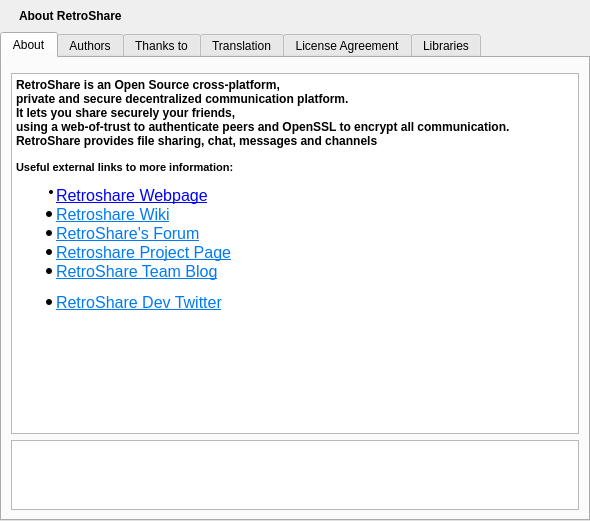
Qt form retroshare-gui/src/gui/HelpDialog.ui (RetroShare/RetroShare) before a commit.
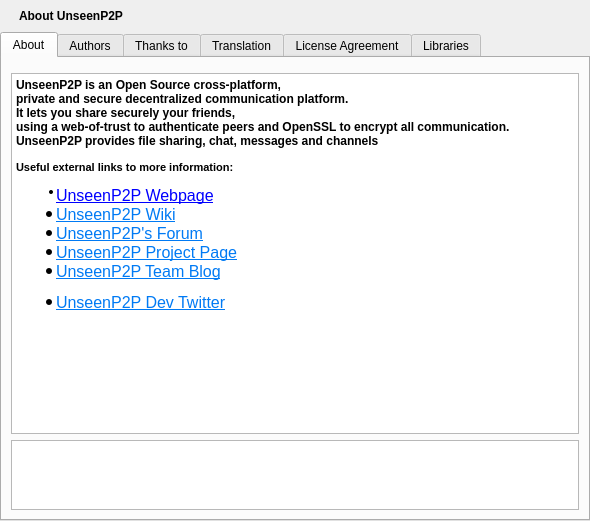
The same form after that commit. The open tabs and pages were chosen to show the change. Icons and pictures are not drawn.

Diff of the .ui file:
```diff
--- a/retroshare-gui/src/gui/HelpDialog.ui
+++ b/retroshare-gui/src/gui/HelpDialog.ui
@@ -78,20 +78,20 @@
           <string>&lt;!DOCTYPE HTML PUBLIC &quot;-//W3C//DTD HTML 4.0//EN&quot; &quot;http://www.w3.org/TR/REC-html40/strict.dtd&quot;&gt;
 &lt;html&gt;&lt;head&gt;&lt;meta name=&quot;qrichtext&quot; content=&quot;1&quot; /&gt;&lt;style type=&quot;text/css&quot;&gt;
 p, li { white-space: pre-wrap; }
-&lt;/style&gt;&lt;/head&gt;&lt;body style=&quot; font-family:'Ubuntu'; font-size:9pt; font-weight:400; font-style:normal;&quot;&gt;
-&lt;p align=&quot;justify&quot; style=&quot; margin-top:0px; margin-bottom:0px; margin-left:0px; margin-right:0px; -qt-block-indent:0; text-indent:0px;&quot;&gt;&lt;span style=&quot; font-family:'MS Shell Dlg 2'; font-weight:600;&quot;&gt;RetroShare is an Open Source cross-platform, &lt;/span&gt;&lt;/p&gt;
-&lt;p align=&quot;justify&quot; style=&quot; margin-top:0px; margin-bottom:0px; margin-left:0px; margin-right:0px; -qt-block-indent:0; text-indent:0px;&quot;&gt;&lt;span style=&quot; font-family:'MS Shell Dlg 2'; font-weight:600;&quot;&gt;private and secure decentralized communication platform.	&lt;/span&gt;&lt;/p&gt;
-&lt;p align=&quot;justify&quot; style=&quot; margin-top:0px; margin-bottom:0px; margin-left:0px; margin-right:0px; -qt-block-indent:0; text-indent:0px;&quot;&gt;&lt;span style=&quot; font-family:'MS Shell Dlg 2'; font-weight:600;&quot;&gt;It lets you share securely your friends, &lt;/span&gt;&lt;/p&gt;
-&lt;p align=&quot;justify&quot; style=&quot; margin-top:0px; margin-bottom:0px; margin-left:0px; margin-right:0px; -qt-block-indent:0; text-indent:0px;&quot;&gt;&lt;span style=&quot; font-family:'MS Shell Dlg 2'; font-weight:600;&quot;&gt;using a web-of-trust to authenticate peers and OpenSSL to encrypt all communication. &lt;/span&gt;&lt;/p&gt;
-&lt;p align=&quot;justify&quot; style=&quot; margin-top:0px; margin-bottom:0px; margin-left:0px; margin-right:0px; -qt-block-indent:0; text-indent:0px;&quot;&gt;&lt;span style=&quot; font-family:'MS Shell Dlg 2'; font-weight:600;&quot;&gt;RetroShare provides file sharing, chat, messages and channels&lt;/span&gt;&lt;/p&gt;
-&lt;p align=&quot;center&quot; style=&quot;-qt-paragraph-type:empty; margin-top:0px; margin-bottom:0px; margin-left:0px; margin-right:0px; -qt-block-indent:0; text-indent:0px; font-family:'MS Shell Dlg 2'; font-size:8pt;&quot;&gt;&lt;br /&gt;&lt;/p&gt;
-&lt;p style=&quot; margin-top:0px; margin-bottom:0px; margin-left:0px; margin-right:0px; -qt-block-indent:0; text-indent:0px;&quot;&gt;&lt;span style=&quot; font-family:'MS Shell Dlg 2'; font-size:8pt; font-weight:600;&quot;&gt;Useful external links to more information:&lt;/span&gt;&lt;/p&gt;
-&lt;ul style=&quot;margin-top: 0px; margin-bottom: 0px; margin-left: 0px; margin-right: 0px; -qt-list-indent: 1;&quot;&gt;&lt;li style=&quot; font-family:'MS Shell Dlg 2'; font-size:8pt;&quot; align=&quot;justify&quot; style=&quot; margin-top:12px; margin-bottom:0px; margin-left:0px; margin-right:0px; -qt-block-indent:0; text-indent:0px;&quot;&gt;&lt;a href=&quot;http://retroshare.sourceforge.net&quot;&gt;&lt;span style=&quot; font-size:12pt; text-decoration: underline; color:#0000ff;&quot;&gt;Retroshare Webpage&lt;/span&gt;&lt;/a&gt;&lt;/li&gt;
-&lt;li style=&quot; font-family:'MS Shell Dlg 2'; font-size:12pt; text-decoration: underline; color:#0000ff;&quot; align=&quot;justify&quot; style=&quot; margin-top:0px; margin-bottom:0px; margin-left:0px; margin-right:0px; -qt-block-indent:0; text-indent:0px;&quot;&gt;&lt;a href=&quot;http://retroshare.sourceforge.net&quot;&gt;&lt;span style=&quot; color:#007af4;&quot;&gt;Retroshare Wiki&lt;/span&gt;&lt;/a&gt;&lt;/li&gt;
-&lt;li style=&quot; font-family:'MS Shell Dlg 2'; font-size:12pt; text-decoration: underline; color:#0000ff;&quot; align=&quot;justify&quot; style=&quot; margin-top:0px; margin-bottom:0px; margin-left:0px; margin-right:0px; -qt-block-indent:0; text-indent:0px;&quot;&gt;&lt;a href=&quot;http://retroshare.sourceforge.net&quot;&gt;&lt;span style=&quot; color:#007af4;&quot;&gt;RetroShare's Forum&lt;/span&gt;&lt;/a&gt;&lt;/li&gt;
-&lt;li style=&quot; font-family:'MS Shell Dlg 2'; font-size:12pt; text-decoration: underline; color:#0000ff;&quot; align=&quot;justify&quot; style=&quot; margin-top:0px; margin-bottom:0px; margin-left:0px; margin-right:0px; -qt-block-indent:0; text-indent:0px;&quot;&gt;&lt;a href=&quot;http://retroshare.sourceforge.net&quot;&gt;&lt;span style=&quot; color:#007af4;&quot;&gt;Retroshare Project Page&lt;/span&gt;&lt;/a&gt;&lt;/li&gt;
-&lt;li style=&quot; font-family:'MS Shell Dlg 2'; font-size:12pt; text-decoration: underline; color:#0000ff;&quot; align=&quot;justify&quot; style=&quot; margin-top:0px; margin-bottom:12px; margin-left:0px; margin-right:0px; -qt-block-indent:0; text-indent:0px;&quot;&gt;&lt;a href=&quot;http://retroshare.sourceforge.net&quot;&gt;&lt;span style=&quot; color:#007af4;&quot;&gt;RetroShare Team Blog&lt;/span&gt;&lt;/a&gt;&lt;/li&gt;
-&lt;li style=&quot; font-family:'MS Shell Dlg 2'; font-size:12pt; text-decoration: underline; color:#0000ff;&quot; align=&quot;justify&quot; style=&quot; margin-top:0px; margin-bottom:12px; margin-left:0px; margin-right:0px; -qt-block-indent:0; text-indent:0px;&quot;&gt;&lt;a href=&quot;http://retroshare.sourceforge.net&quot;&gt;&lt;span style=&quot; color:#007af4;&quot;&gt;RetroShare Dev Twitter&lt;/span&gt;&lt;/a&gt;&lt;/li&gt;&lt;/ul&gt;&lt;/body&gt;&lt;/html&gt;</string>
+&lt;/style&gt;&lt;/head&gt;&lt;body style=&quot; font-family:'MS Shell Dlg 2'; font-size:9pt; font-weight:400; font-style:normal;&quot;&gt;
+&lt;p align=&quot;justify&quot; style=&quot; margin-top:0px; margin-bottom:0px; margin-left:0px; margin-right:0px; -qt-block-indent:0; text-indent:0px;&quot;&gt;&lt;span style=&quot; font-weight:600;&quot;&gt;UnseenP2P is an Open Source cross-platform, &lt;/span&gt;&lt;/p&gt;
+&lt;p align=&quot;justify&quot; style=&quot; margin-top:0px; margin-bottom:0px; margin-left:0px; margin-right:0px; -qt-block-indent:0; text-indent:0px;&quot;&gt;&lt;span style=&quot; font-weight:600;&quot;&gt;private and secure decentralized communication platform.	&lt;/span&gt;&lt;/p&gt;
+&lt;p align=&quot;justify&quot; style=&quot; margin-top:0px; margin-bottom:0px; margin-left:0px; margin-right:0px; -qt-block-indent:0; text-indent:0px;&quot;&gt;&lt;span style=&quot; font-weight:600;&quot;&gt;It lets you share securely your friends, &lt;/span&gt;&lt;/p&gt;
+&lt;p align=&quot;justify&quot; style=&quot; margin-top:0px; margin-bottom:0px; margin-left:0px; margin-right:0px; -qt-block-indent:0; text-indent:0px;&quot;&gt;&lt;span style=&quot; font-weight:600;&quot;&gt;using a web-of-trust to authenticate peers and OpenSSL to encrypt all communication. &lt;/span&gt;&lt;/p&gt;
+&lt;p align=&quot;justify&quot; style=&quot; margin-top:0px; margin-bottom:0px; margin-left:0px; margin-right:0px; -qt-block-indent:0; text-indent:0px;&quot;&gt;&lt;span style=&quot; font-weight:600;&quot;&gt;UnseenP2P provides file sharing, chat, messages and channels&lt;/span&gt;&lt;/p&gt;
+&lt;p align=&quot;center&quot; style=&quot;-qt-paragraph-type:empty; margin-top:0px; margin-bottom:0px; margin-left:0px; margin-right:0px; -qt-block-indent:0; text-indent:0px; font-size:8pt;&quot;&gt;&lt;br /&gt;&lt;/p&gt;
+&lt;p style=&quot; margin-top:0px; margin-bottom:0px; margin-left:0px; margin-right:0px; -qt-block-indent:0; text-indent:0px;&quot;&gt;&lt;span style=&quot; font-size:8pt; font-weight:600;&quot;&gt;Useful external links to more information:&lt;/span&gt;&lt;/p&gt;
+&lt;ul style=&quot;margin-top: 0px; margin-bottom: 0px; margin-left: 0px; margin-right: 0px; -qt-list-indent: 1;&quot;&gt;&lt;li style=&quot; font-size:8pt;&quot; align=&quot;justify&quot; style=&quot; margin-top:12px; margin-bottom:0px; margin-left:0px; margin-right:0px; -qt-block-indent:0; text-indent:0px;&quot;&gt;&lt;a href=&quot;http://retroshare.sourceforge.net&quot;&gt;&lt;span style=&quot; font-size:12pt; text-decoration: underline; color:#0000ff;&quot;&gt;UnseenP2P Webpage&lt;/span&gt;&lt;/a&gt;&lt;/li&gt;
+&lt;li style=&quot; font-size:12pt; text-decoration: underline; color:#0000ff;&quot; align=&quot;justify&quot; style=&quot; margin-top:0px; margin-bottom:0px; margin-left:0px; margin-right:0px; -qt-block-indent:0; text-indent:0px;&quot;&gt;&lt;a href=&quot;http://retroshare.sourceforge.net&quot;&gt;&lt;span style=&quot; color:#007af4;&quot;&gt;UnseenP2P Wiki&lt;/span&gt;&lt;/a&gt;&lt;/li&gt;
+&lt;li style=&quot; font-size:12pt; text-decoration: underline; color:#0000ff;&quot; align=&quot;justify&quot; style=&quot; margin-top:0px; margin-bottom:0px; margin-left:0px; margin-right:0px; -qt-block-indent:0; text-indent:0px;&quot;&gt;&lt;a href=&quot;http://retroshare.sourceforge.net&quot;&gt;&lt;span style=&quot; color:#007af4;&quot;&gt;UnseenP2P's Forum&lt;/span&gt;&lt;/a&gt;&lt;/li&gt;
+&lt;li style=&quot; font-size:12pt; text-decoration: underline; color:#0000ff;&quot; align=&quot;justify&quot; style=&quot; margin-top:0px; margin-bottom:0px; margin-left:0px; margin-right:0px; -qt-block-indent:0; text-indent:0px;&quot;&gt;&lt;a href=&quot;http://retroshare.sourceforge.net&quot;&gt;&lt;span style=&quot; color:#007af4;&quot;&gt;UnseenP2P Project Page&lt;/span&gt;&lt;/a&gt;&lt;/li&gt;
+&lt;li style=&quot; font-size:12pt; text-decoration: underline; color:#0000ff;&quot; align=&quot;justify&quot; style=&quot; margin-top:0px; margin-bottom:12px; margin-left:0px; margin-right:0px; -qt-block-indent:0; text-indent:0px;&quot;&gt;&lt;a href=&quot;http://retroshare.sourceforge.net&quot;&gt;&lt;span style=&quot; color:#007af4;&quot;&gt;UnseenP2P Team Blog&lt;/span&gt;&lt;/a&gt;&lt;/li&gt;
+&lt;li style=&quot; font-size:12pt; text-decoration: underline; color:#0000ff;&quot; align=&quot;justify&quot; style=&quot; margin-top:0px; margin-bottom:12px; margin-left:0px; margin-right:0px; -qt-block-indent:0; text-indent:0px;&quot;&gt;&lt;a href=&quot;http://retroshare.sourceforge.net&quot;&gt;&lt;span style=&quot; color:#007af4;&quot;&gt;UnseenP2P Dev Twitter&lt;/span&gt;&lt;/a&gt;&lt;/li&gt;&lt;/ul&gt;&lt;/body&gt;&lt;/html&gt;</string>
          </property>
          <property name="openExternalLinks">
           <bool>true</bool>
@@ -386,8 +386,8 @@
           <string>&lt;!DOCTYPE HTML PUBLIC &quot;-//W3C//DTD HTML 4.0//EN&quot; &quot;http://www.w3.org/TR/REC-html40/strict.dtd&quot;&gt;
 &lt;html&gt;&lt;head&gt;&lt;meta name=&quot;qrichtext&quot; content=&quot;1&quot; /&gt;&lt;style type=&quot;text/css&quot;&gt;
 p, li { white-space: pre-wrap; }
-&lt;/style&gt;&lt;/head&gt;&lt;body style=&quot; font-size:8pt; font-weight:400; font-style:normal;&quot;&gt;
-&lt;p style=&quot; margin-top:0px; margin-bottom:0px; margin-left:0px; margin-right:0px; -qt-block-indent:0; text-indent:0px;&quot;&gt;&lt;span style=&quot; font-size:9pt; font-weight:600;&quot;&gt;About RetroShare&lt;/span&gt;&lt;/p&gt;&lt;/body&gt;&lt;/html&gt;</string>
+&lt;/style&gt;&lt;/head&gt;&lt;body style=&quot; font-family:'MS Shell Dlg 2'; font-size:8pt; font-weight:400; font-style:normal;&quot;&gt;
+&lt;p style=&quot; margin-top:0px; margin-bottom:0px; margin-left:0px; margin-right:0px; -qt-block-indent:0; text-indent:0px;&quot;&gt;&lt;span style=&quot; font-size:9pt; font-weight:600;&quot;&gt;About UnseenP2P&lt;/span&gt;&lt;/p&gt;&lt;/body&gt;&lt;/html&gt;</string>
          </property>
         </widget>
        </item>
```
Left out of the diff: 28 changed lines with no effect on the pictures.
